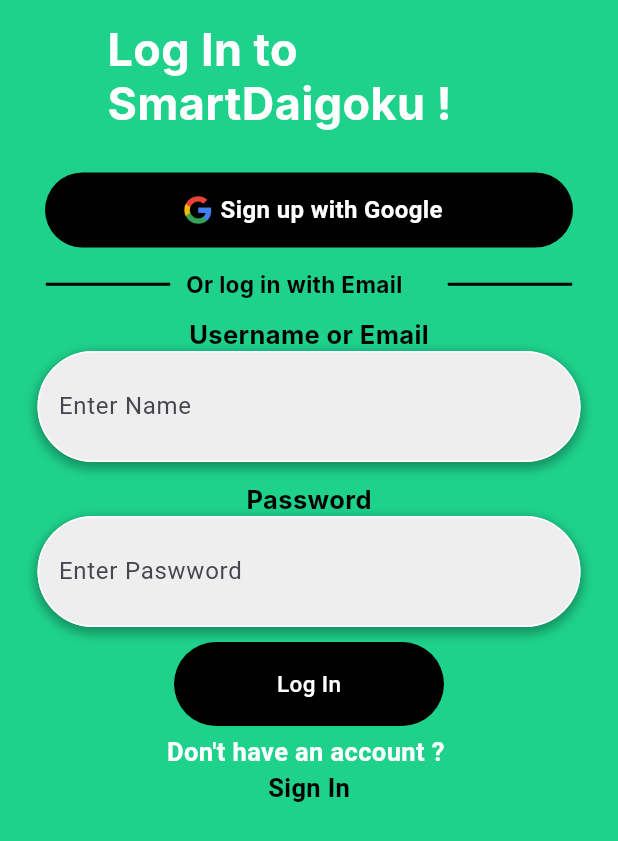
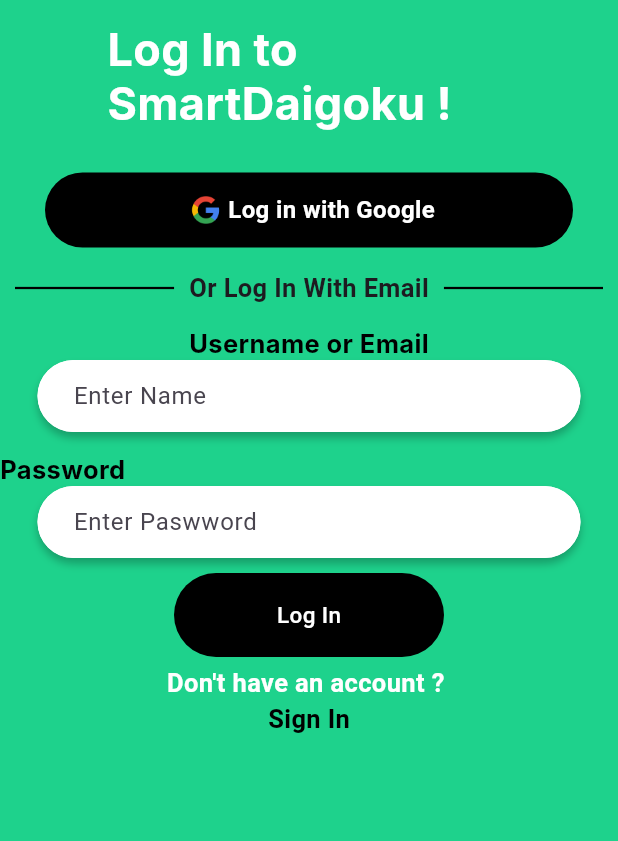
Before and after one commit to Louay-Barraq/SmartDaigaku, a Flutter app: the LoginPage screen opened directly, on a phone screen of 412 x 824 dp. Shown: the top 841 px of the screen. Run offline on Flutter 3.47's test engine with Material 3 defaults, Android fonts, the phone set to English and light mode, and no system bars; Roboto replaces fonts that are missing (Inter).

Commit message:
minor commit

```diff
--- a/lib/components/LoginTextfield.dart
+++ b/lib/components/LoginTextfield.dart
@@ -1,4 +1,4 @@
-// ignore_for_file: prefer_typing_uninitialized_variables
+// ignore_for_file: prefer_typing_uninitialized_variables, prefer_const_constructors, prefer_const_literals_to_create_immutables
 
 import 'package:flutter/material.dart';
 
@@ -22,13 +22,13 @@ class Logintextfield extends StatelessWidget {
       child: Container(
         decoration: BoxDecoration(
           color: Colors.transparent,
-          borderRadius: BorderRadius.circular(50), // Optional: Rounded corners
+          borderRadius: BorderRadius.circular(50),
           boxShadow: [
             BoxShadow(
-              color: Colors.black.withOpacity(0.3), // Shadow color with opacity
-              spreadRadius: 2, // Spread radius
-              blurRadius: 5, // Blur radius
-              offset: Offset(0, 3), // Offset in x and y direction
+              color: Color(0x3F000000),
+              spreadRadius: 0,
+              blurRadius: 4,
+              offset: Offset(0, 4),
             ),
           ],
         ),
@@ -37,15 +37,15 @@ class Logintextfield extends StatelessWidget {
           obscureText: obscureText,
           decoration: InputDecoration(
             contentPadding:
-                EdgeInsets.symmetric(vertical: 25, horizontal: 10.0),
+                EdgeInsets.symmetric(vertical: 12, horizontal: 20.0),
             enabledBorder: OutlineInputBorder(
                 borderSide: BorderSide(color: Colors.white),
                 borderRadius: BorderRadius.circular(50)),
             focusedBorder: OutlineInputBorder(
-                borderSide: BorderSide(color: Colors.black),
+                borderSide: BorderSide(color: Colors.grey),
                 borderRadius: BorderRadius.circular(50)),
             hintText: hintText,
-            fillColor: Colors.grey[200],
+            fillColor: const Color.fromARGB(255, 255, 255, 255),
             filled: true,
           ),
         ),
--- a/lib/components/SignupTextfield.dart
+++ b/lib/components/SignupTextfield.dart
@@ -22,13 +22,13 @@ class Signuptextfield extends StatelessWidget {
       child: Container(
         decoration: BoxDecoration(
           color: Colors.transparent,
-          borderRadius: BorderRadius.circular(50), // Optional: Rounded corners
+          borderRadius: BorderRadius.circular(50),
           boxShadow: [
             BoxShadow(
-              color: Colors.black.withOpacity(0.3), // Shadow color with opacity
-              spreadRadius: 2, // Spread radius
-              blurRadius: 5, // Blur radius
-              offset: Offset(0, 3), // Offset in x and y direction
+              color: Colors.black.withOpacity(0.3),
+              spreadRadius: 2,
+              blurRadius: 5,
+              offset: Offset(0, 3),
             ),
           ],
         ),
@@ -41,7 +41,7 @@ class Signuptextfield extends StatelessWidget {
                 borderSide: BorderSide(color: Colors.white),
                 borderRadius: BorderRadius.circular(50)),
             focusedBorder: OutlineInputBorder(
-                borderSide: BorderSide(color: Colors.black),
+                borderSide: BorderSide(color: Colors.grey),
                 borderRadius: BorderRadius.circular(50)),
             hintText: hintText,
             fillColor: Colors.grey[200],
--- a/lib/main.dart
+++ b/lib/main.dart
@@ -24,6 +24,6 @@ class MyApp extends StatelessWidget {
 class WelcomeScreen extends StatelessWidget {
   @override
   Widget build(BuildContext context) {
-    return LoginPage();
+    return SignUp();
   }
 }
--- a/lib/pages/login_page.dart
+++ b/lib/pages/login_page.dart
@@ -21,7 +21,6 @@ class _LoginPageState extends State<LoginPage> {
       body: Padding(
           padding: const EdgeInsets.symmetric(vertical: 15),
           child: SafeArea(
-            child: Center(
             child: Column(
               mainAxisAlignment: MainAxisAlignment.start,
               children: [
@@ -43,76 +42,45 @@ class _LoginPageState extends State<LoginPage> {
                         ),
                       ),
                     )),
-              SizedBox(
-                child: GoogleButton(
+                GoogleButton(
                   onTap: () {},
-                  childText: "Sign up with Google",
-                ),
+                  childText: "Log in with Google",
                 ),
 
                 SizedBox(
                   height: 15,
                 ),
-              Container(
-                width: 350,
-                height: 18,
-                child: Stack(
-                  children: [
-                    Positioned(
-                      left: 93,
-                      top: 0,
-                      child: Text(
-                        'Or log in with Email',
-                        style: TextStyle(
+                // or log in with Email
+                Row(children: [
+                  Expanded(
+                    child: Divider(
                       color: Colors.black,
-                          fontSize: 15,
-                          fontFamily: 'Inter',
-                          fontWeight: FontWeight.w700,
-                          height: 0,
+                      thickness: 1.5,
+                      height: 10,
+                      indent: 10,
+                      endIndent: 10,
                     ),
                   ),
+                  Text(
+                    "Or Log In With Email",
+                    style: TextStyle(fontSize: 17, fontWeight: FontWeight.bold),
                   ),
-                    Positioned(
-                      left: 0,
-                      top: 9,
-                      child: Container(
-                        width: 82,
-                        decoration: ShapeDecoration(
-                          shape: RoundedRectangleBorder(
-                            side: BorderSide(
-                              width: 1,
-                              strokeAlign: BorderSide.strokeAlignCenter,
+                  Expanded(
+                    child: Divider(
+                      color: Colors.black,
+                      thickness: 1.5,
+                      height: 10,
+                      indent: 10,
+                      endIndent: 10,
                     ),
                   ),
-                        ),
-                      ),
-                    ),
-                    Positioned(
-                      left: 268,
-                      top: 9,
-                      child: Container(
-                        width: 82,
-                        decoration: ShapeDecoration(
-                          shape: RoundedRectangleBorder(
-                            side: BorderSide(
-                              width: 1,
-                              strokeAlign: BorderSide.strokeAlignCenter,
-                            ),
-                          ),
-                        ),
-                      ),
-                    ),
-                  ],
-                ),
-              ),
+                ]),
+
                 SizedBox(
                   height: 15,
                 ),
 
                 //name Textfield
-              Container(
-                child: Column(
-                  children: [
                 Text(
                   "Username or Email",
                   style: TextStyle(
@@ -123,9 +91,6 @@ class _LoginPageState extends State<LoginPage> {
                     height: 0,
                   ),
                 ),
-                  ],
-                ),
-              ),
                 Logintextfield(
                     controller: widget.usernameController,
                     hintText: "Enter Name",
@@ -133,8 +98,8 @@ class _LoginPageState extends State<LoginPage> {
                 SizedBox(
                   height: 15,
                 ),
-              Container(
-                child: Column(
+
+                Row(
                   children: [
                     Text(
                       "Password",
@@ -147,7 +112,6 @@ class _LoginPageState extends State<LoginPage> {
                       ),
                     ),
                   ],
-                ),
                 ),
                 //password Textfield
                 Logintextfield(
@@ -202,7 +166,6 @@ class _LoginPageState extends State<LoginPage> {
               ],
             ),
           )),
-      ),
     );
   }
 }
```
Lines whose indentation alone changed are shown as unchanged.
